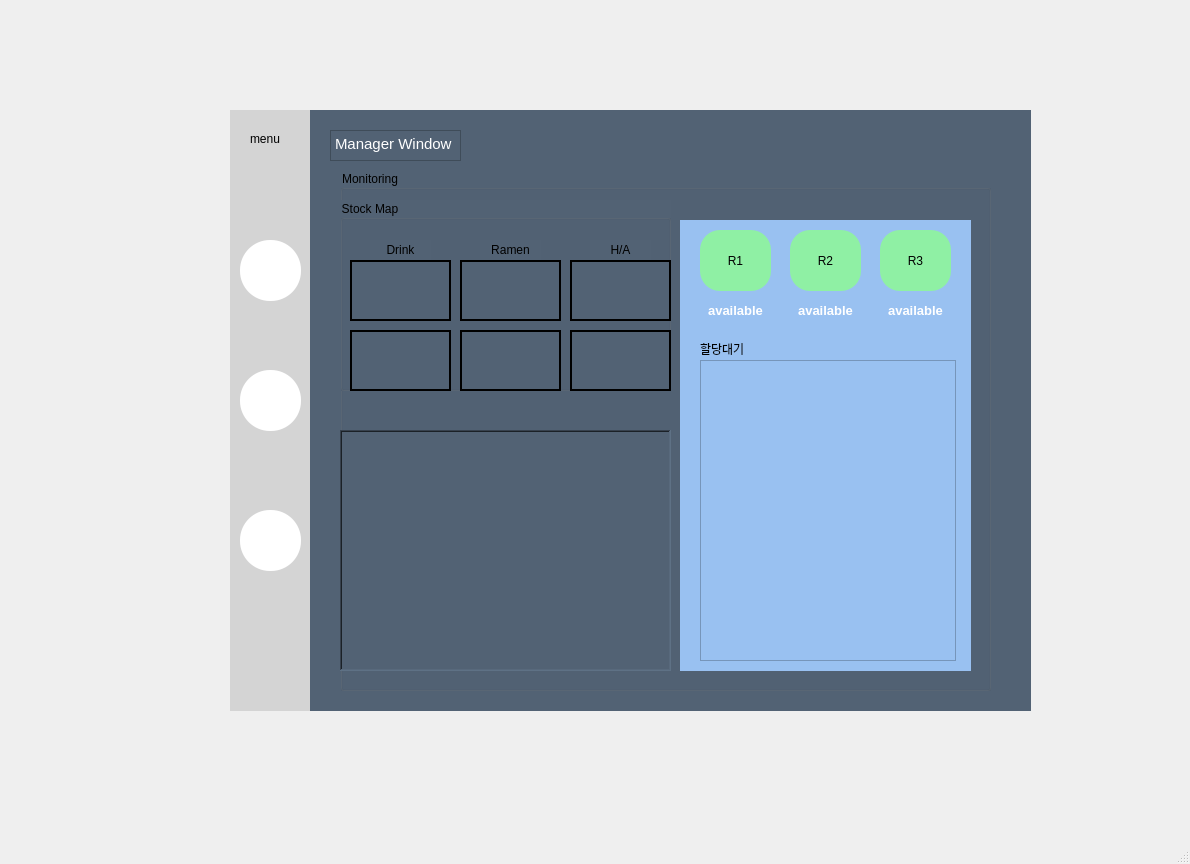
Before: the Qt Designer form gui/manager_pkg/src/manager_pkg/ui/manager.ui in addinedu-ros-4th/ros-repo-2, drawn with Qt 5.
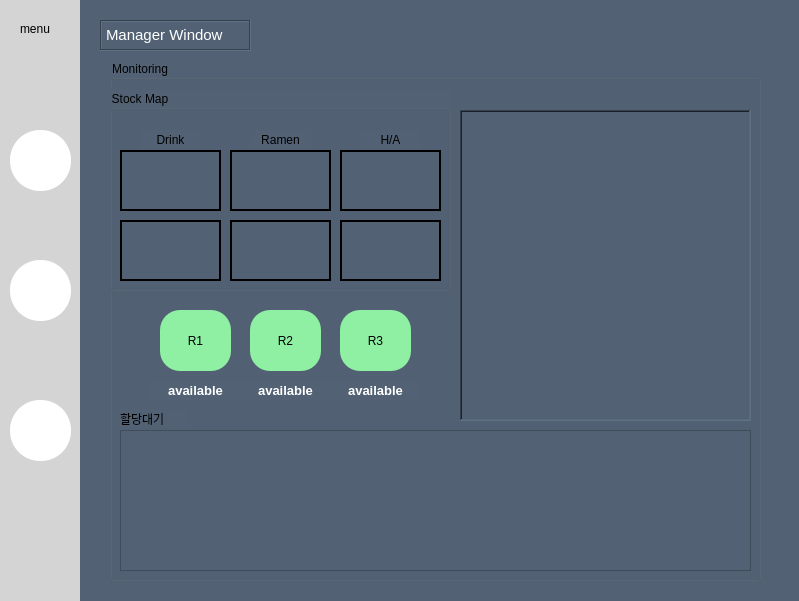
After: the same form once the commit is applied. Icons and pictures are not drawn.

Commit message: Style: Adjust the screen

```diff
--- a/gui/manager_pkg/src/manager_pkg/ui/manager.ui
+++ b/gui/manager_pkg/src/manager_pkg/ui/manager.ui
@@ -6,8 +6,8 @@
    <rect>
     <x>0</x>
     <y>0</y>
-    <width>1190</width>
-    <height>864</height>
+    <width>799</width>
+    <height>601</height>
    </rect>
   </property>
   <property name="windowTitle">
@@ -21,10 +21,10 @@
    <widget class="QStackedWidget" name="stackedWidget">
     <property name="geometry">
      <rect>
-      <x>130</x>
-      <y>80</y>
-      <width>1011</width>
-      <height>651</height>
+      <x>0</x>
+      <y>0</y>
+      <width>801</width>
+      <height>601</height>
      </rect>
     </property>
     <property name="currentIndex">
@@ -34,8 +34,8 @@
      <widget class="QWidget" name="widget_2" native="true">
       <property name="geometry">
        <rect>
-        <x>100</x>
-        <y>30</y>
+        <x>0</x>
+        <y>0</y>
         <width>81</width>
         <height>601</height>
        </rect>
@@ -141,8 +141,8 @@
      <widget class="QWidget" name="widget_3" native="true">
       <property name="geometry">
        <rect>
-        <x>180</x>
-        <y>30</y>
+        <x>80</x>
+        <y>0</y>
         <width>721</width>
         <height>601</height>
        </rect>
@@ -155,10 +155,19 @@
         <rect>
          <x>20</x>
          <y>20</y>
-         <width>131</width>
+         <width>151</width>
          <height>31</height>
         </rect>
        </property>
+       <property name="styleSheet">
+        <string notr="true"/>
+       </property>
+       <property name="frameShape">
+        <enum>QFrame::Box</enum>
+       </property>
+       <property name="frameShadow">
+        <enum>QFrame::Sunken</enum>
+       </property>
        <property name="html">
         <string>&lt;!DOCTYPE HTML PUBLIC &quot;-//W3C//DTD HTML 4.0//EN&quot; &quot;http://www.w3.org/TR/REC-html40/strict.dtd&quot;&gt;
 &lt;html&gt;&lt;head&gt;&lt;meta name=&quot;qrichtext&quot; content=&quot;1&quot; /&gt;&lt;style type=&quot;text/css&quot;&gt;
@@ -179,259 +188,13 @@
        <property name="title">
         <string>Monitoring</string>
        </property>
-       <widget class="QLabel" name="map">
-        <property name="geometry">
-         <rect>
-          <x>0</x>
-          <y>260</y>
-          <width>331</width>
-          <height>241</height>
-         </rect>
-        </property>
-        <property name="frameShape">
-         <enum>QFrame::WinPanel</enum>
-        </property>
-        <property name="frameShadow">
-         <enum>QFrame::Sunken</enum>
-        </property>
-        <property name="text">
-         <string/>
-        </property>
-       </widget>
-       <widget class="QWidget" name="widget" native="true">
-        <property name="geometry">
-         <rect>
-          <x>340</x>
-          <y>50</y>
-          <width>291</width>
-          <height>451</height>
-         </rect>
-        </property>
-        <property name="styleSheet">
-         <string notr="true">background-color: rgb(153, 193, 241);</string>
-        </property>
-        <widget class="QPushButton" name="R2">
-         <property name="geometry">
-          <rect>
-           <x>110</x>
-           <y>10</y>
-           <width>71</width>
-           <height>61</height>
-          </rect>
-         </property>
-         <property name="styleSheet">
-          <string notr="true">background-color: rgb(143, 240, 164);
-border-radius: 20px</string>
-         </property>
-         <property name="text">
-          <string>R2</string>
-         </property>
-         <property name="icon">
-          <iconset>
-           <normaloff>../../../../../../../../../consumer/ui/Downloads/bar-chart.png</normaloff>../../../../../../../../../consumer/ui/Downloads/bar-chart.png</iconset>
-         </property>
-         <property name="iconSize">
-          <size>
-           <width>30</width>
-           <height>30</height>
-          </size>
-         </property>
-        </widget>
-        <widget class="QPushButton" name="R3">
-         <property name="geometry">
-          <rect>
-           <x>200</x>
-           <y>10</y>
-           <width>71</width>
-           <height>61</height>
-          </rect>
-         </property>
-         <property name="styleSheet">
-          <string notr="true">background-color: rgb(143, 240, 164);
-border-radius: 20px</string>
-         </property>
-         <property name="text">
-          <string>R3</string>
-         </property>
-         <property name="icon">
-          <iconset>
-           <normaloff>../../../../../../../../../consumer/ui/Downloads/bar-chart.png</normaloff>../../../../../../../../../consumer/ui/Downloads/bar-chart.png</iconset>
-         </property>
-         <property name="iconSize">
-          <size>
-           <width>30</width>
-           <height>30</height>
-          </size>
-         </property>
-        </widget>
-        <widget class="QLabel" name="status2">
-         <property name="geometry">
-          <rect>
-           <x>100</x>
-           <y>80</y>
-           <width>91</width>
-           <height>21</height>
-          </rect>
-         </property>
-         <property name="font">
-          <font>
-           <pointsize>10</pointsize>
-           <weight>75</weight>
-           <italic>false</italic>
-           <bold>true</bold>
-           <strikeout>false</strikeout>
-          </font>
-         </property>
-         <property name="contextMenuPolicy">
-          <enum>Qt::ActionsContextMenu</enum>
-         </property>
-         <property name="layoutDirection">
-          <enum>Qt::LeftToRight</enum>
-         </property>
-         <property name="styleSheet">
-          <string notr="true">color: rgb(255, 255, 255);</string>
-         </property>
-         <property name="text">
-          <string>available</string>
-         </property>
-         <property name="alignment">
-          <set>Qt::AlignCenter</set>
-         </property>
-        </widget>
-        <widget class="QPushButton" name="R1">
-         <property name="geometry">
-          <rect>
-           <x>20</x>
-           <y>10</y>
-           <width>71</width>
-           <height>61</height>
-          </rect>
-         </property>
-         <property name="styleSheet">
-          <string notr="true">background-color: rgb(143, 240, 164);
-border-radius: 20px</string>
-         </property>
-         <property name="text">
-          <string>R1</string>
-         </property>
-         <property name="icon">
-          <iconset>
-           <normaloff>../../../../../../../../../consumer/ui/Downloads/bar-chart.png</normaloff>../../../../../../../../../consumer/ui/Downloads/bar-chart.png</iconset>
-         </property>
-         <property name="iconSize">
-          <size>
-           <width>30</width>
-           <height>30</height>
-          </size>
-         </property>
-        </widget>
-        <widget class="QLabel" name="status3">
-         <property name="geometry">
-          <rect>
-           <x>190</x>
-           <y>80</y>
-           <width>91</width>
-           <height>21</height>
-          </rect>
-         </property>
-         <property name="font">
-          <font>
-           <pointsize>10</pointsize>
-           <weight>75</weight>
-           <italic>false</italic>
-           <bold>true</bold>
-           <strikeout>false</strikeout>
-          </font>
-         </property>
-         <property name="contextMenuPolicy">
-          <enum>Qt::ActionsContextMenu</enum>
-         </property>
-         <property name="layoutDirection">
-          <enum>Qt::LeftToRight</enum>
-         </property>
-         <property name="styleSheet">
-          <string notr="true">color: rgb(255, 255, 255);</string>
-         </property>
-         <property name="text">
-          <string>available</string>
-         </property>
-         <property name="alignment">
-          <set>Qt::AlignCenter</set>
-         </property>
-        </widget>
-        <widget class="QLabel" name="wait">
-         <property name="geometry">
-          <rect>
-           <x>20</x>
-           <y>120</y>
-           <width>67</width>
-           <height>17</height>
-          </rect>
-         </property>
-         <property name="text">
-          <string>할당대기</string>
-         </property>
-        </widget>
-        <widget class="QTableWidget" name="taskView">
-         <property name="geometry">
-          <rect>
-           <x>20</x>
-           <y>140</y>
-           <width>256</width>
-           <height>301</height>
-          </rect>
-         </property>
-        </widget>
-        <widget class="QLabel" name="status1">
-         <property name="geometry">
-          <rect>
-           <x>10</x>
-           <y>80</y>
-           <width>91</width>
-           <height>21</height>
-          </rect>
-         </property>
-         <property name="font">
-          <font>
-           <pointsize>10</pointsize>
-           <weight>75</weight>
-           <italic>false</italic>
-           <bold>true</bold>
-           <strikeout>false</strikeout>
-          </font>
-         </property>
-         <property name="contextMenuPolicy">
-          <enum>Qt::ActionsContextMenu</enum>
-         </property>
-         <property name="layoutDirection">
-          <enum>Qt::LeftToRight</enum>
-         </property>
-         <property name="styleSheet">
-          <string notr="true">color: rgb(255, 255, 255);</string>
-         </property>
-         <property name="text">
-          <string>available</string>
-         </property>
-         <property name="alignment">
-          <set>Qt::AlignCenter</set>
-         </property>
-        </widget>
-        <zorder>status2</zorder>
-        <zorder>R2</zorder>
-        <zorder>R3</zorder>
-        <zorder>R1</zorder>
-        <zorder>status3</zorder>
-        <zorder>wait</zorder>
-        <zorder>taskView</zorder>
-        <zorder>status1</zorder>
-       </widget>
        <widget class="QGroupBox" name="StockLabel">
         <property name="geometry">
          <rect>
           <x>0</x>
           <y>30</y>
-          <width>331</width>
-          <height>191</height>
+          <width>341</width>
+          <height>201</height>
          </rect>
         </property>
         <property name="title">
@@ -582,6 +345,231 @@
          </property>
         </widget>
        </widget>
+       <widget class="QLabel" name="wait">
+        <property name="geometry">
+         <rect>
+          <x>10</x>
+          <y>350</y>
+          <width>67</width>
+          <height>17</height>
+         </rect>
+        </property>
+        <property name="text">
+         <string>할당대기</string>
+        </property>
+       </widget>
+       <widget class="QTableWidget" name="taskView">
+        <property name="geometry">
+         <rect>
+          <x>10</x>
+          <y>370</y>
+          <width>631</width>
+          <height>141</height>
+         </rect>
+        </property>
+       </widget>
+       <widget class="QLabel" name="status3">
+        <property name="geometry">
+         <rect>
+          <x>220</x>
+          <y>320</y>
+          <width>91</width>
+          <height>21</height>
+         </rect>
+        </property>
+        <property name="font">
+         <font>
+          <pointsize>10</pointsize>
+          <weight>75</weight>
+          <italic>false</italic>
+          <bold>true</bold>
+          <strikeout>false</strikeout>
+         </font>
+        </property>
+        <property name="contextMenuPolicy">
+         <enum>Qt::ActionsContextMenu</enum>
+        </property>
+        <property name="layoutDirection">
+         <enum>Qt::LeftToRight</enum>
+        </property>
+        <property name="styleSheet">
+         <string notr="true">color: rgb(255, 255, 255);</string>
+        </property>
+        <property name="text">
+         <string>available</string>
+        </property>
+        <property name="alignment">
+         <set>Qt::AlignCenter</set>
+        </property>
+       </widget>
+       <widget class="QPushButton" name="R3">
+        <property name="geometry">
+         <rect>
+          <x>230</x>
+          <y>250</y>
+          <width>71</width>
+          <height>61</height>
+         </rect>
+        </property>
+        <property name="styleSheet">
+         <string notr="true">background-color: rgb(143, 240, 164);
+border-radius: 20px</string>
+        </property>
+        <property name="text">
+         <string>R3</string>
+        </property>
+        <property name="icon">
+         <iconset>
+          <normaloff>../../../../../../../../../consumer/ui/Downloads/bar-chart.png</normaloff>../../../../../../../../../consumer/ui/Downloads/bar-chart.png</iconset>
+        </property>
+        <property name="iconSize">
+         <size>
+          <width>30</width>
+          <height>30</height>
+         </size>
+        </property>
+       </widget>
+       <widget class="QLabel" name="status2">
+        <property name="geometry">
+         <rect>
+          <x>130</x>
+          <y>320</y>
+          <width>91</width>
+          <height>21</height>
+         </rect>
+        </property>
+        <property name="font">
+         <font>
+          <pointsize>10</pointsize>
+          <weight>75</weight>
+          <italic>false</italic>
+          <bold>true</bold>
+          <strikeout>false</strikeout>
+         </font>
+        </property>
+        <property name="contextMenuPolicy">
+         <enum>Qt::ActionsContextMenu</enum>
+        </property>
+        <property name="layoutDirection">
+         <enum>Qt::LeftToRight</enum>
+        </property>
+        <property name="styleSheet">
+         <string notr="true">color: rgb(255, 255, 255);</string>
+        </property>
+        <property name="text">
+         <string>available</string>
+        </property>
+        <property name="alignment">
+         <set>Qt::AlignCenter</set>
+        </property>
+       </widget>
+       <widget class="QPushButton" name="R1">
+        <property name="geometry">
+         <rect>
+          <x>50</x>
+          <y>250</y>
+          <width>71</width>
+          <height>61</height>
+         </rect>
+        </property>
+        <property name="styleSheet">
+         <string notr="true">background-color: rgb(143, 240, 164);
+border-radius: 20px</string>
+        </property>
+        <property name="text">
+         <string>R1</string>
+        </property>
+        <property name="icon">
+         <iconset>
+          <normaloff>../../../../../../../../../consumer/ui/Downloads/bar-chart.png</normaloff>../../../../../../../../../consumer/ui/Downloads/bar-chart.png</iconset>
+        </property>
+        <property name="iconSize">
+         <size>
+          <width>30</width>
+          <height>30</height>
+         </size>
+        </property>
+       </widget>
+       <widget class="QLabel" name="status1">
+        <property name="geometry">
+         <rect>
+          <x>40</x>
+          <y>320</y>
+          <width>91</width>
+          <height>21</height>
+         </rect>
+        </property>
+        <property name="font">
+         <font>
+          <pointsize>10</pointsize>
+          <weight>75</weight>
+          <italic>false</italic>
+          <bold>true</bold>
+          <strikeout>false</strikeout>
+         </font>
+        </property>
+        <property name="contextMenuPolicy">
+         <enum>Qt::ActionsContextMenu</enum>
+        </property>
+        <property name="layoutDirection">
+         <enum>Qt::LeftToRight</enum>
+        </property>
+        <property name="styleSheet">
+         <string notr="true">color: rgb(255, 255, 255);</string>
+        </property>
+        <property name="text">
+         <string>available</string>
+        </property>
+        <property name="alignment">
+         <set>Qt::AlignCenter</set>
+        </property>
+       </widget>
+       <widget class="QPushButton" name="R2">
+        <property name="geometry">
+         <rect>
+          <x>140</x>
+          <y>250</y>
+          <width>71</width>
+          <height>61</height>
+         </rect>
+        </property>
+        <property name="styleSheet">
+         <string notr="true">background-color: rgb(143, 240, 164);
+border-radius: 20px</string>
+        </property>
+        <property name="text">
+         <string>R2</string>
+        </property>
+        <property name="icon">
+         <iconset>
+          <normaloff>../../../../../../../../../consumer/ui/Downloads/bar-chart.png</normaloff>../../../../../../../../../consumer/ui/Downloads/bar-chart.png</iconset>
+        </property>
+        <property name="iconSize">
+         <size>
+          <width>30</width>
+          <height>30</height>
+         </size>
+        </property>
+       </widget>
+       <widget class="QLabel" name="map">
+        <property name="geometry">
+         <rect>
+          <x>350</x>
+          <y>50</y>
+          <width>291</width>
+          <height>311</height>
+         </rect>
+        </property>
+        <property name="frameShape">
+         <enum>QFrame::WinPanel</enum>
+        </property>
+        <property name="frameShadow">
+         <enum>QFrame::Sunken</enum>
+        </property>
+        <property name="text">
+         <string/>
+        </property>
+       </widget>
       </widget>
      </widget>
     </widget>
@@ -1057,17 +1045,6 @@
     </widget>
    </widget>
   </widget>
-  <widget class="QMenuBar" name="menubar">
-   <property name="geometry">
-    <rect>
-     <x>0</x>
-     <y>0</y>
-     <width>1190</width>
-     <height>22</height>
-    </rect>
-   </property>
-  </widget>
-  <widget class="QStatusBar" name="statusbar"/>
  </widget>
  <resources>
   <include location="../image/resources.qrc"/>
```
Left out of the diff: 26 changed lines with no effect on the pictures. The commit also changes 1 other file.
